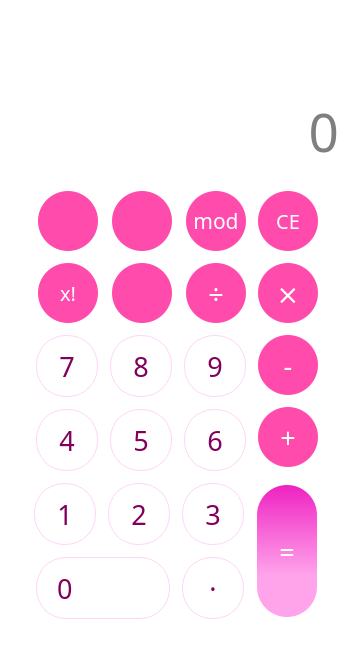
First picture: the form in src/GUI/mainwindow.ui, repository fifixsandy/Proj2-NGLYD, before the edit.
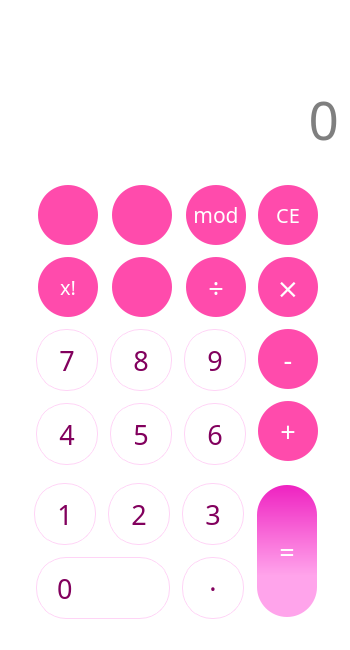
Second picture: the form after the edit. Icons and pictures are not drawn.

What changed in the file:
```diff
--- a/src/GUI/mainwindow.ui
+++ b/src/GUI/mainwindow.ui
@@ -21,8 +21,8 @@
   </property>
   <property name="maximumSize">
    <size>
-    <width>350</width>
-    <height>650</height>
+    <width>354</width>
+    <height>730</height>
    </size>
   </property>
   <property name="windowTitle">
@@ -46,9 +46,6 @@
     <enum>Qt::RightToLeft</enum>
    </property>
    <layout class="QVBoxLayout" name="verticalLayout">
-    <property name="spacing">
-     <number>0</number>
-    </property>
     <item>
      <spacer name="verticalSpacer">
       <property name="orientation">
```
Left out of the diff: 56 changed lines with no effect on the pictures.
